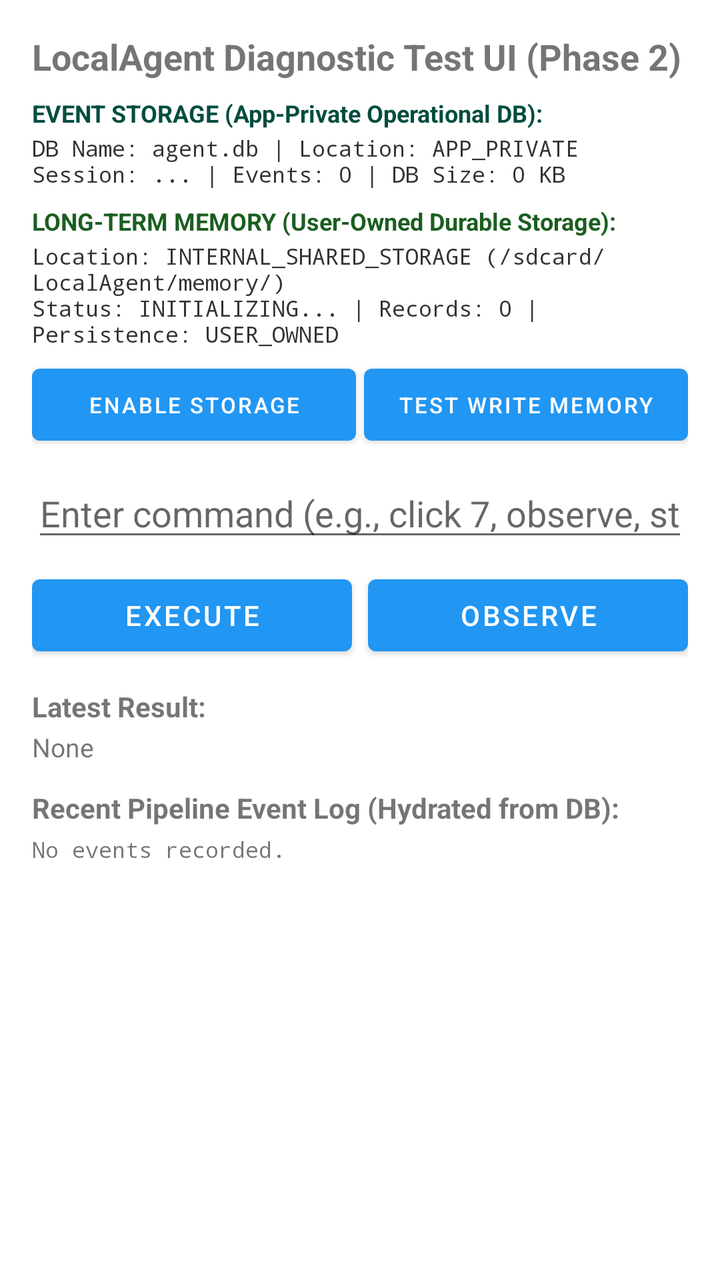
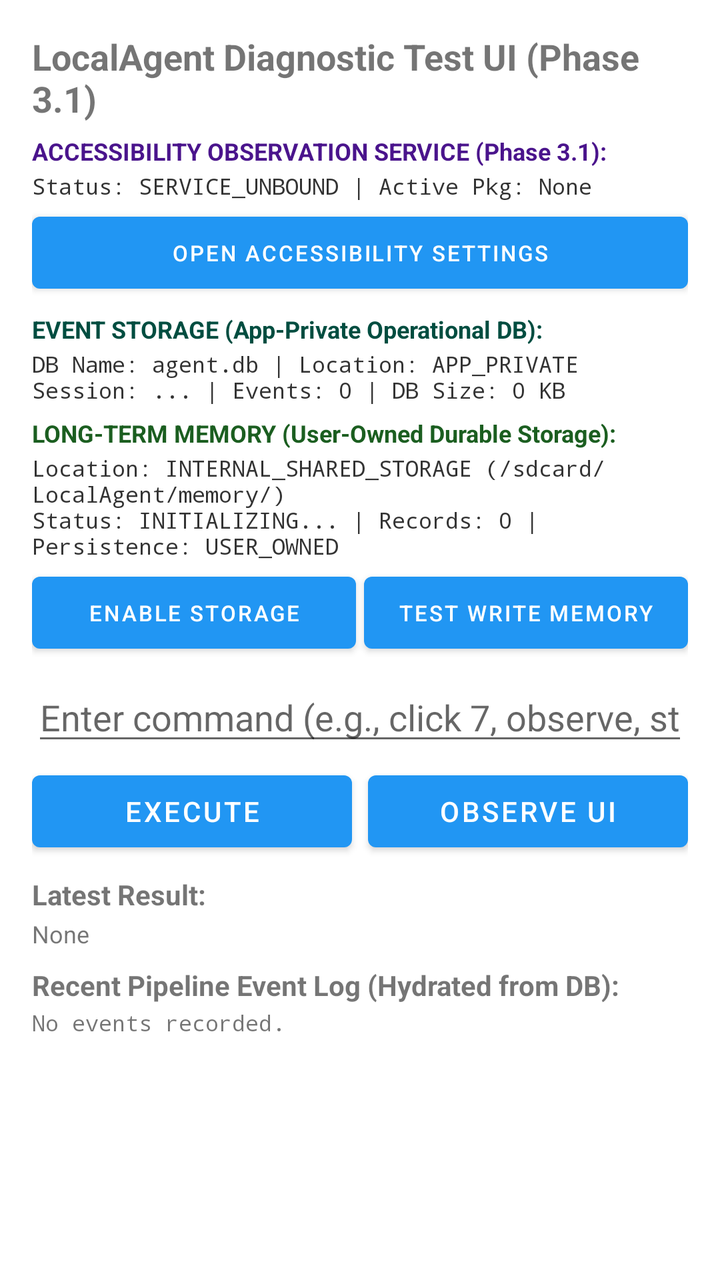

Compare the two renders of this Android layout. The source of the first and the diff that turns it into the second are given below.
<!-- AndroidManifest.xml: application theme Theme.LocalAgent -->
<!-- res/layout/activity_main.xml -->
<?xml version="1.0" encoding="utf-8"?>
<LinearLayout xmlns:android="http://schemas.android.com/apk/res/android"
    android:layout_width="match_parent"
    android:layout_height="match_parent"
    android:orientation="vertical"
    android:padding="16dp">

    <TextView
        android:id="@+id/tvTitle"
        android:layout_width="match_parent"
        android:layout_height="wrap_content"
        android:text="LocalAgent Diagnostic Test UI (Phase 2)"
        android:textSize="18sp"
        android:textStyle="bold" />

    <TextView
        android:id="@+id/tvEventStorageHeader"
        android:layout_width="match_parent"
        android:layout_height="wrap_content"
        android:layout_marginTop="8dp"
        android:text="EVENT STORAGE (App-Private Operational DB):"
        android:textSize="12sp"
        android:textStyle="bold"
        android:textColor="#004D40" />

    <TextView
        android:id="@+id/tvEventStorageDiagnostics"
        android:layout_width="match_parent"
        android:layout_height="wrap_content"
        android:layout_marginTop="2dp"
        android:text="DB Name: agent.db | Location: APP_PRIVATE\nSession: ... | Events: 0 | DB Size: 0 KB"
        android:textSize="11sp"
        android:fontFamily="monospace"
        android:textColor="#333333" />

    <TextView
        android:id="@+id/tvDurableMemoryHeader"
        android:layout_width="match_parent"
        android:layout_height="wrap_content"
        android:layout_marginTop="8dp"
        android:text="LONG-TERM MEMORY (User-Owned Durable Storage):"
        android:textSize="12sp"
        android:textStyle="bold"
        android:textColor="#1B5E20" />

    <TextView
        android:id="@+id/tvDurableMemoryDiagnostics"
        android:layout_width="match_parent"
        android:layout_height="wrap_content"
        android:layout_marginTop="2dp"
        android:text="Location: INTERNAL_SHARED_STORAGE (/sdcard/LocalAgent/memory/)\nStatus: INITIALIZING... | Records: 0 | Persistence: USER_OWNED"
        android:textSize="11sp"
        android:fontFamily="monospace"
        android:textColor="#333333" />

    <LinearLayout
        android:layout_width="match_parent"
        android:layout_height="wrap_content"
        android:layout_marginTop="4dp"
        android:orientation="horizontal">

        <Button
            android:id="@+id/btnEnableStorage"
            android:layout_width="0dp"
            android:layout_height="wrap_content"
            android:layout_weight="1"
            android:text="Enable Storage"
            android:textSize="11sp" />

        <Button
            android:id="@+id/btnTestWriteMemory"
            android:layout_width="0dp"
            android:layout_height="wrap_content"
            android:layout_weight="1"
            android:layout_marginStart="4dp"
            android:text="Test Write Memory"
            android:textSize="11sp" />
    </LinearLayout>

    <EditText
        android:id="@+id/etCommandInput"
        android:layout_width="match_parent"
        android:layout_height="wrap_content"
        android:layout_marginTop="8dp"
        android:hint="Enter command (e.g., click 7, observe, status)"
        android:inputType="text" />

    <LinearLayout
        android:layout_width="match_parent"
        android:layout_height="wrap_content"
        android:layout_marginTop="8dp"
        android:orientation="horizontal">

        <Button
            android:id="@+id/btnExecute"
            android:layout_width="0dp"
            android:layout_height="wrap_content"
            android:layout_weight="1"
            android:text="Execute" />

        <Button
            android:id="@+id/btnObserve"
            android:layout_width="0dp"
            android:layout_height="wrap_content"
            android:layout_weight="1"
            android:layout_marginStart="8dp"
            android:text="Observe" />
    </LinearLayout>

    <TextView
        android:id="@+id/tvLatestResultHeader"
        android:layout_width="match_parent"
        android:layout_height="wrap_content"
        android:layout_marginTop="12dp"
        android:text="Latest Result:"
        android:textStyle="bold" />

    <TextView
        android:id="@+id/tvLatestResult"
        android:layout_width="match_parent"
        android:layout_height="wrap_content"
        android:layout_marginTop="2dp"
        android:text="None"
        android:textSize="13sp" />

    <TextView
        android:id="@+id/tvRecentEventsHeader"
        android:layout_width="match_parent"
        android:layout_height="wrap_content"
        android:layout_marginTop="12dp"
        android:text="Recent Pipeline Event Log (Hydrated from DB):"
        android:textStyle="bold" />

    <ScrollView
        android:layout_width="match_parent"
        android:layout_height="0dp"
        android:layout_weight="1"
        android:layout_marginTop="4dp">

        <TextView
            android:id="@+id/tvRecentEvents"
            android:layout_width="match_parent"
            android:layout_height="wrap_content"
            android:text="No events recorded."
            android:textSize="11sp"
            android:fontFamily="monospace" />
    </ScrollView>

</LinearLayout>
<!-- resources referenced by this layout -->
<resources>
  <style name="Theme.LocalAgent" parent="Theme.MaterialComponents.DayNight.DarkActionBar">
          <item name="colorPrimary">#2196F3</item>
          <item name="colorPrimaryVariant">#1976D2</item>
          <item name="colorOnPrimary">#FFFFFF</item>
          <item name="colorSecondary">#03DAC6</item>
          <item name="colorSecondaryVariant">#018786</item>
          <item name="colorOnSecondary">#000000</item>
      </style>
</resources>

<!-- the commit's change to res/layout/activity_main.xml (unified diff, before → after) -->
@@ -9,15 +9,43 @@
         android:id="@+id/tvTitle"
         android:layout_width="match_parent"
         android:layout_height="wrap_content"
-        android:text="LocalAgent Diagnostic Test UI (Phase 2)"
+        android:text="LocalAgent Diagnostic Test UI (Phase 3.1)"
         android:textSize="18sp"
         android:textStyle="bold" />
+
+    <TextView
+        android:id="@+id/tvAccessibilityHeader"
+        android:layout_width="match_parent"
+        android:layout_height="wrap_content"
+        android:layout_marginTop="6dp"
+        android:text="ACCESSIBILITY OBSERVATION SERVICE (Phase 3.1):"
+        android:textSize="12sp"
+        android:textStyle="bold"
+        android:textColor="#4A148C" />
+
+    <TextView
+        android:id="@+id/tvAccessibilityStatus"
+        android:layout_width="match_parent"
+        android:layout_height="wrap_content"
+        android:layout_marginTop="2dp"
+        android:text="Status: SERVICE_UNBOUND | Active Pkg: None"
+        android:textSize="11sp"
+        android:fontFamily="monospace"
+        android:textColor="#333333" />
+
+    <Button
+        android:id="@+id/btnOpenAccessibilitySettings"
+        android:layout_width="match_parent"
+        android:layout_height="wrap_content"
+        android:layout_marginTop="2dp"
+        android:text="Open Accessibility Settings"
+        android:textSize="11sp" />
 
     <TextView
         android:id="@+id/tvEventStorageHeader"
         android:layout_width="match_parent"
         android:layout_height="wrap_content"
-        android:layout_marginTop="8dp"
+        android:layout_marginTop="6dp"
         android:text="EVENT STORAGE (App-Private Operational DB):"
         android:textSize="12sp"
         android:textStyle="bold"
@@ -37,7 +65,7 @@
         android:id="@+id/tvDurableMemoryHeader"
         android:layout_width="match_parent"
         android:layout_height="wrap_content"
-        android:layout_marginTop="8dp"
+        android:layout_marginTop="6dp"
         android:text="LONG-TERM MEMORY (User-Owned Durable Storage):"
         android:textSize="12sp"
         android:textStyle="bold"
@@ -56,7 +84,7 @@
     <LinearLayout
         android:layout_width="match_parent"
         android:layout_height="wrap_content"
-        android:layout_marginTop="4dp"
+        android:layout_marginTop="2dp"
         android:orientation="horizontal">
 
         <Button
@@ -81,14 +109,14 @@
         android:id="@+id/etCommandInput"
         android:layout_width="match_parent"
         android:layout_height="wrap_content"
-        android:layout_marginTop="8dp"
+        android:layout_marginTop="6dp"
         android:hint="Enter command (e.g., click 7, observe, status)"
         android:inputType="text" />
 
     <LinearLayout
         android:layout_width="match_parent"
         android:layout_height="wrap_content"
-        android:layout_marginTop="8dp"
+        android:layout_marginTop="4dp"
         android:orientation="horizontal">
 
         <Button
@@ -104,14 +132,14 @@
             android:layout_height="wrap_content"
             android:layout_weight="1"
             android:layout_marginStart="8dp"
-            android:text="Observe" />
+            android:text="Observe UI" />
     </LinearLayout>
 
     <TextView
         android:id="@+id/tvLatestResultHeader"
         android:layout_width="match_parent"
         android:layout_height="wrap_content"
-        android:layout_marginTop="12dp"
+        android:layout_marginTop="8dp"
         android:text="Latest Result:"
         android:textStyle="bold" />
 
@@ -121,13 +149,13 @@
         android:layout_height="wrap_content"
         android:layout_marginTop="2dp"
         android:text="None"
-        android:textSize="13sp" />
+        android:textSize="12sp" />
 
     <TextView
         android:id="@+id/tvRecentEventsHeader"
         android:layout_width="match_parent"
         android:layout_height="wrap_content"
-        android:layout_marginTop="12dp"
+        android:layout_marginTop="8dp"
         android:text="Recent Pipeline Event Log (Hydrated from DB):"
         android:textStyle="bold" />
 
@@ -135,7 +163,7 @@
         android:layout_width="match_parent"
         android:layout_height="0dp"
         android:layout_weight="1"
-        android:layout_marginTop="4dp">
+        android:layout_marginTop="2dp">
 
         <TextView
             android:id="@+id/tvRecentEvents"
